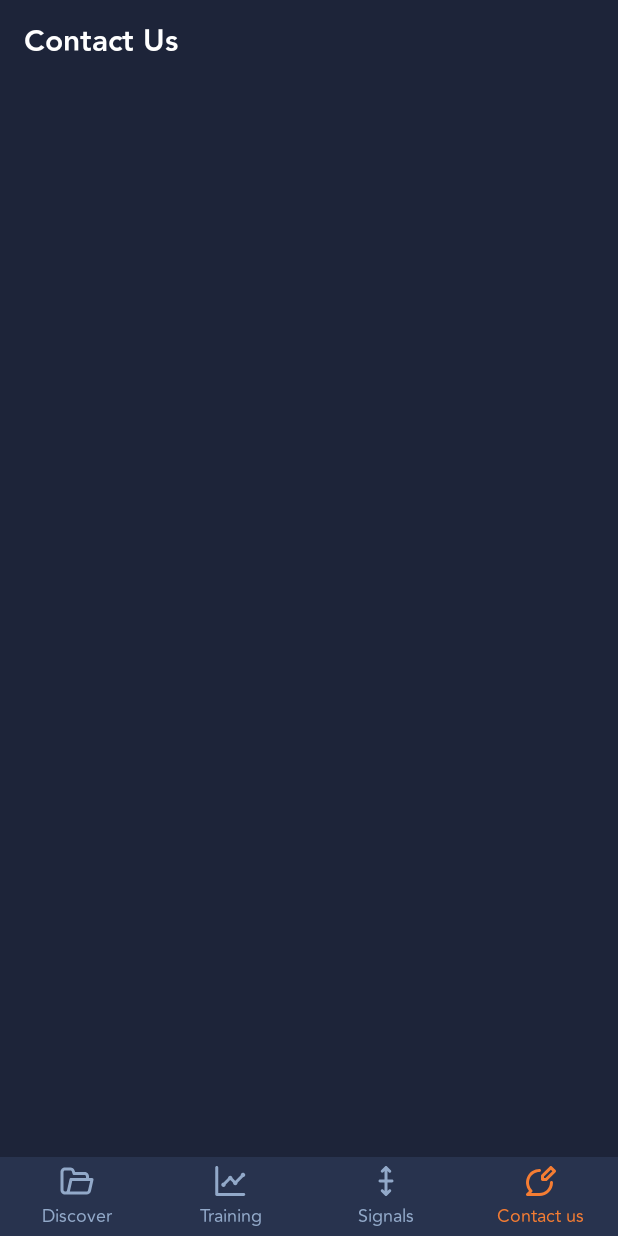
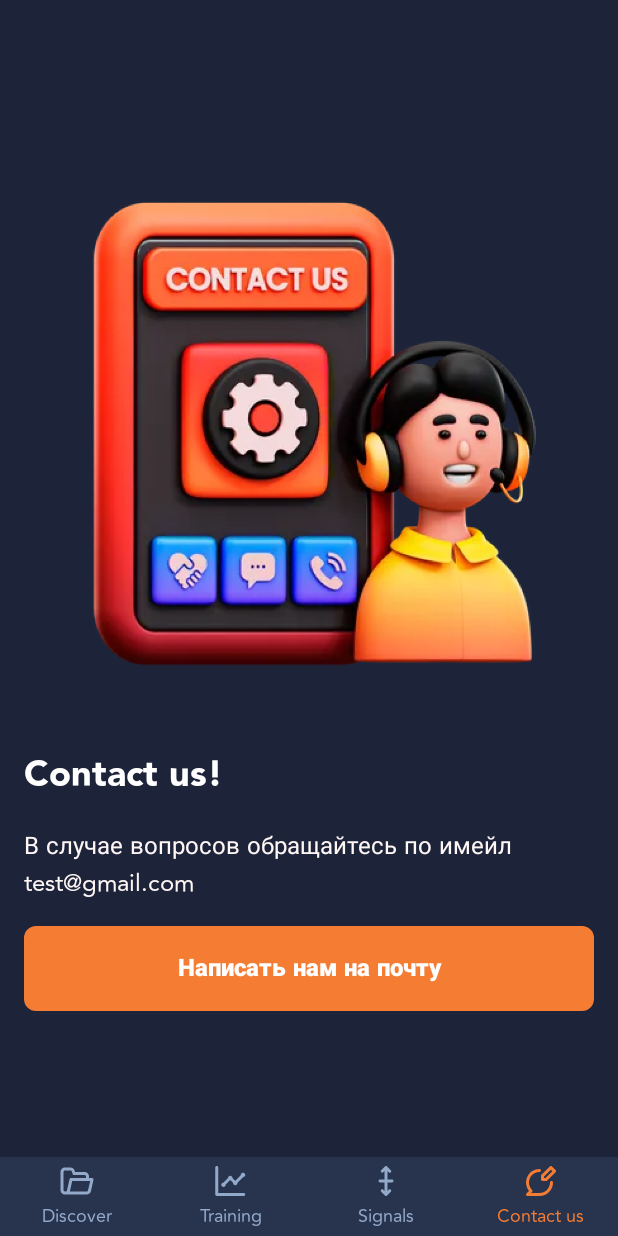
Before and after one commit to NazariyHr/TradingOrange, an Android app built with Jetpack Compose: the ContactUs screen opened through its navigation route, on a phone screen of 412 x 824 dp. Run offline under Robolectric (Android 15) with nearby library versions, the phone set to English and light mode, and no system bars; our stand-ins replace Dagger/Hilt's generated code.

Commit message:
- implemented contact us screen - fixed issue with crushing when swiping down the app

```diff
--- a/app/src/main/java/com/trading/orange/presentation/features/contact_us/ContactUsScreen.kt
+++ b/app/src/main/java/com/trading/orange/presentation/features/contact_us/ContactUsScreen.kt
@@ -1,21 +1,43 @@
 package com.trading.orange.presentation.features.contact_us
 
+import android.content.ActivityNotFoundException
+import android.content.Intent
+import android.net.Uri
+import androidx.compose.foundation.Image
+import androidx.compose.foundation.layout.Box
 import androidx.compose.foundation.layout.Column
-import androidx.compose.foundation.rememberScrollState
-import androidx.compose.foundation.verticalScroll
+import androidx.compose.foundation.layout.PaddingValues
+import androidx.compose.foundation.layout.defaultMinSize
+import androidx.compose.foundation.layout.fillMaxSize
+import androidx.compose.foundation.layout.fillMaxWidth
+import androidx.compose.foundation.layout.padding
+import androidx.compose.foundation.shape.RoundedCornerShape
+import androidx.compose.material3.Button
+import androidx.compose.material3.ButtonDefaults
 import androidx.compose.material3.Text
 import androidx.compose.runtime.Composable
 import androidx.compose.runtime.getValue
+import androidx.compose.ui.Alignment
 import androidx.compose.ui.Modifier
 import androidx.compose.ui.graphics.Color
+import androidx.compose.ui.layout.ContentScale
+import androidx.compose.ui.platform.LocalContext
+import androidx.compose.ui.res.painterResource
+import androidx.compose.ui.text.style.TextAlign
 import androidx.compose.ui.tooling.preview.Preview
+import androidx.compose.ui.unit.dp
 import androidx.compose.ui.unit.sp
+import androidx.core.content.ContextCompat
 import androidx.hilt.navigation.compose.hiltViewModel
 import androidx.lifecycle.compose.collectAsStateWithLifecycle
 import androidx.navigation.NavController
+import com.trading.orange.R
 import com.trading.orange.presentation.common.components.MainScreensLayout
+import com.trading.orange.presentation.common.theme.ColorOrange
 import com.trading.orange.presentation.common.theme.DefaultTextStyle
+import com.trading.orange.presentation.common.theme.FontFamilyAvenirBlack
 import com.trading.orange.presentation.common.theme.FontFamilyAvenirHeavy
+import com.trading.orange.presentation.common.theme.FontFamilyAvenirRegular
 import com.trading.orange.presentation.common.theme.TradingOrangeTheme
 
 @Composable
@@ -24,29 +46,99 @@ fun ContactUsScreenRoot(
     viewModel: ContactUsViewModel =
         hiltViewModel()
 ) {
+    val context = LocalContext.current
     val state by viewModel.state.collectAsStateWithLifecycle()
     ContactUsScreen(
-        state = state
+        state = state,
+        onWriteMailClicked = {
+            try {
+                val intent = Intent(
+                    Intent.ACTION_VIEW,
+                    Uri.parse("mailto:${ContextCompat.getString(context, R.string.email)}")
+                )
+                context.startActivity(intent)
+            } catch (e: ActivityNotFoundException) {
+                val browserIntent = Intent(Intent.ACTION_VIEW, Uri.parse("https://www.google.com/"))
+                context.startActivity(browserIntent)
+            }
+        }
     )
 }
 
 @Composable
 private fun ContactUsScreen(
-    state: ContactUsScreenState
+    state: ContactUsScreenState,
+    onWriteMailClicked: () -> Unit
 ) {
     MainScreensLayout {
-        Column(
+        Box(
             modifier = Modifier
-                .verticalScroll(rememberScrollState())
+                .fillMaxSize(),
+            contentAlignment = Alignment.Center
         ) {
-            Text(
-                text = state.title,
-                style = DefaultTextStyle.copy(
-                    color = Color.White,
-                    fontFamily = FontFamilyAvenirHeavy,
-                    fontSize = 20.sp
+            Column(
+                modifier = Modifier
+                    .fillMaxWidth()
+            ) {
+                Image(
+                    painter = painterResource(id = R.drawable.contact_us),
+                    contentDescription = null,
+                    contentScale = ContentScale.FillWidth,
+                    modifier = Modifier
+                        .fillMaxWidth()
                 )
-            )
+
+                Text(
+                    text = "Contact us!",
+                    style = DefaultTextStyle
+                        .copy(
+                            fontSize = 24.sp,
+                            color = Color.White,
+                            fontFamily = FontFamilyAvenirBlack
+                        ),
+                    textAlign = TextAlign.Center,
+                    modifier = Modifier
+                        .padding(top = 24.dp)
+                )
+
+                Text(
+                    text = "В случае вопросов обращайтесь по имейл test@gmail.com",
+                    style = DefaultTextStyle
+                        .copy(
+                            fontSize = 16.sp,
+                            color = Color(255, 246, 246),
+                            fontFamily = FontFamilyAvenirRegular
+                        ),
+                    textAlign = TextAlign.Start,
+                    modifier = Modifier
+                        .padding(bottom = 16.dp, top = 16.dp)
+                )
+
+                Button(
+                    onClick = {
+                        onWriteMailClicked()
+                    },
+                    modifier = Modifier
+                        .fillMaxWidth()
+                        .defaultMinSize(minHeight = 1.dp),
+                    shape = RoundedCornerShape(8.dp),
+                    contentPadding = PaddingValues(0.dp),
+                    colors = ButtonDefaults.buttonColors().copy(
+                        containerColor = ColorOrange
+                    )
+                ) {
+                    Text(
+                        text = "Написать нам на почту",
+                        style = DefaultTextStyle.copy(
+                            fontSize = 16.sp,
+                            color = Color.White,
+                            fontFamily = FontFamilyAvenirHeavy
+                        ),
+                        modifier = Modifier
+                            .padding(16.dp)
+                    )
+                }
+            }
         }
     }
 }
@@ -56,7 +148,8 @@ private fun ContactUsScreen(
 private fun ContactUsScreenPreview() {
     TradingOrangeTheme {
         ContactUsScreen(
-            state = ContactUsScreenState()
+            state = ContactUsScreenState(),
+            onWriteMailClicked = {}
         )
     }
 }
--- a/app/src/main/res/values/strings.xml
+++ b/app/src/main/res/values/strings.xml
@@ -1,3 +1,4 @@
 <resources>
     <string name="app_name">TradingOrange</string>
+    <string name="email">test@gmail.com</string>
 </resources>
```
Also changed, not shown: app/src/main/java/com/trading/orange/presentation/navigation/Screens.kt (+14 -7 lines).
